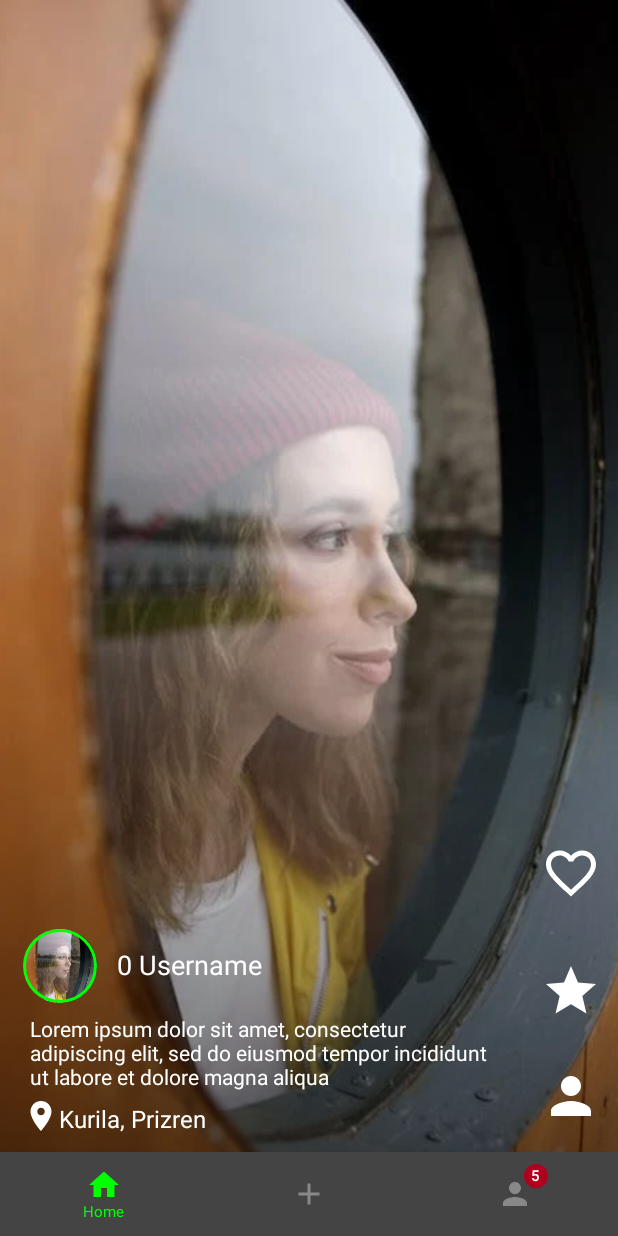
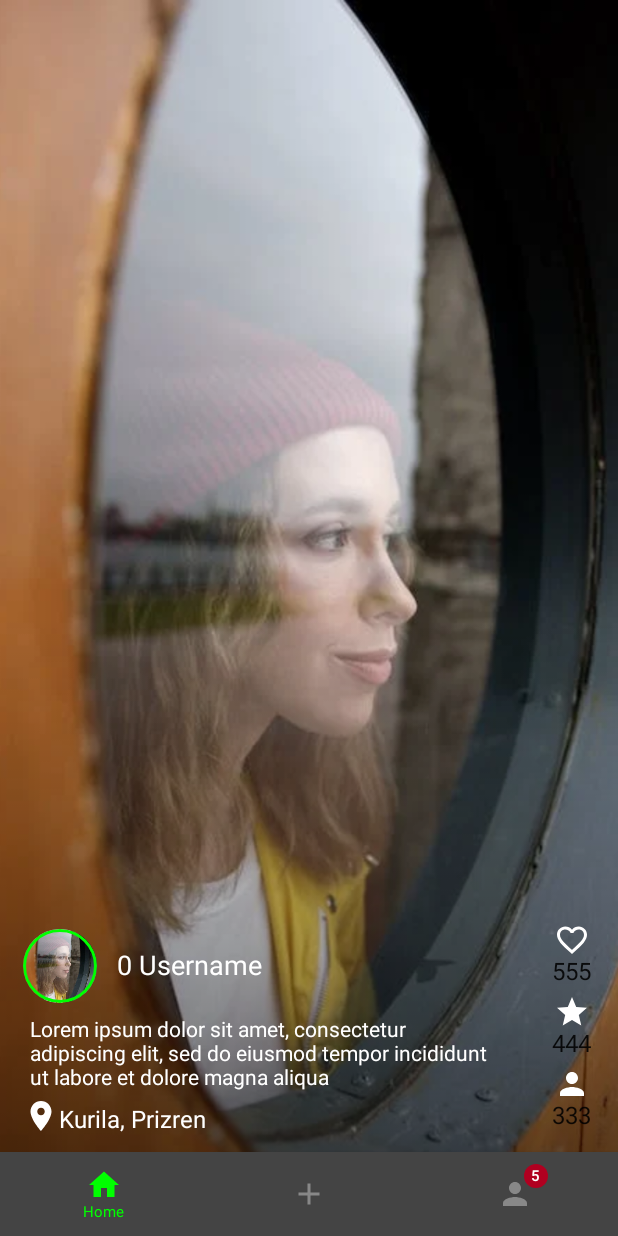
Before and after one commit to FatiGurqiti/Fedra, an Android app built with Jetpack Compose: the screen it shows after launch (MainActivity), on a phone screen of 412 x 824 dp. Run offline under Robolectric (Android 15) with nearby library versions, the phone set to English and light mode, and no system bars.

Commit message:
Add texts to interaction buttons

```diff
--- a/app/src/main/java/com/fdev/fedra/ui/screens/HomeScreen.kt
+++ b/app/src/main/java/com/fdev/fedra/ui/screens/HomeScreen.kt
@@ -202,43 +202,59 @@ fun InteractionButtons(drawerState: BottomDrawerState) {
                 horizontalAlignment = Alignment.End,
                 verticalArrangement = Arrangement.Bottom
             ) {
+
                 IconButton(
                     onClick = {
                         isLiked = !isLiked
                     },
                 )
                 {
+                    Column(
+                        verticalArrangement = Arrangement.Center,
+                        horizontalAlignment = Alignment.CenterHorizontally,
+                    ) {
                         Icon(
-                        modifier = Modifier.fillMaxSize(0.1f),
                             imageVector = if (isLiked) Icons.Filled.Favorite
                             else Icons.Filled.FavoriteBorder,
                             tint = if (isLiked) Color.Red else Color.White,
                             contentDescription = null,
                         )
+                        Text(text = "555")
+                    }
                 }
 
                 IconButton(
                     onClick = {
                         scope.launch { drawerState.open() }
                     }) {
+                    Column(
+                        verticalArrangement = Arrangement.Center,
+                        horizontalAlignment = Alignment.CenterHorizontally,
+                    ) {
                         Icon(
-                        modifier = Modifier.fillMaxSize(0.1f),
                             imageVector = Icons.Filled.Star,
                             tint = Color.White,
                             contentDescription = null
                         )
+                        Text(text = "444")
+                    }
                 }
 
                 IconButton(
                     onClick = {
 
                     }) {
+                    Column(
+                        verticalArrangement = Arrangement.Center,
+                        horizontalAlignment = Alignment.CenterHorizontally,
+                    ) {
                         Icon(
-                        modifier = Modifier.fillMaxSize(0.1f),
                             imageVector = Icons.Filled.Person,
                             tint = Color.White,
                             contentDescription = null
                         )
+                        Text(text = "333")
+                    }
                 }
 
                 Spacer(
```
Lines whose indentation alone changed are shown as unchanged.
